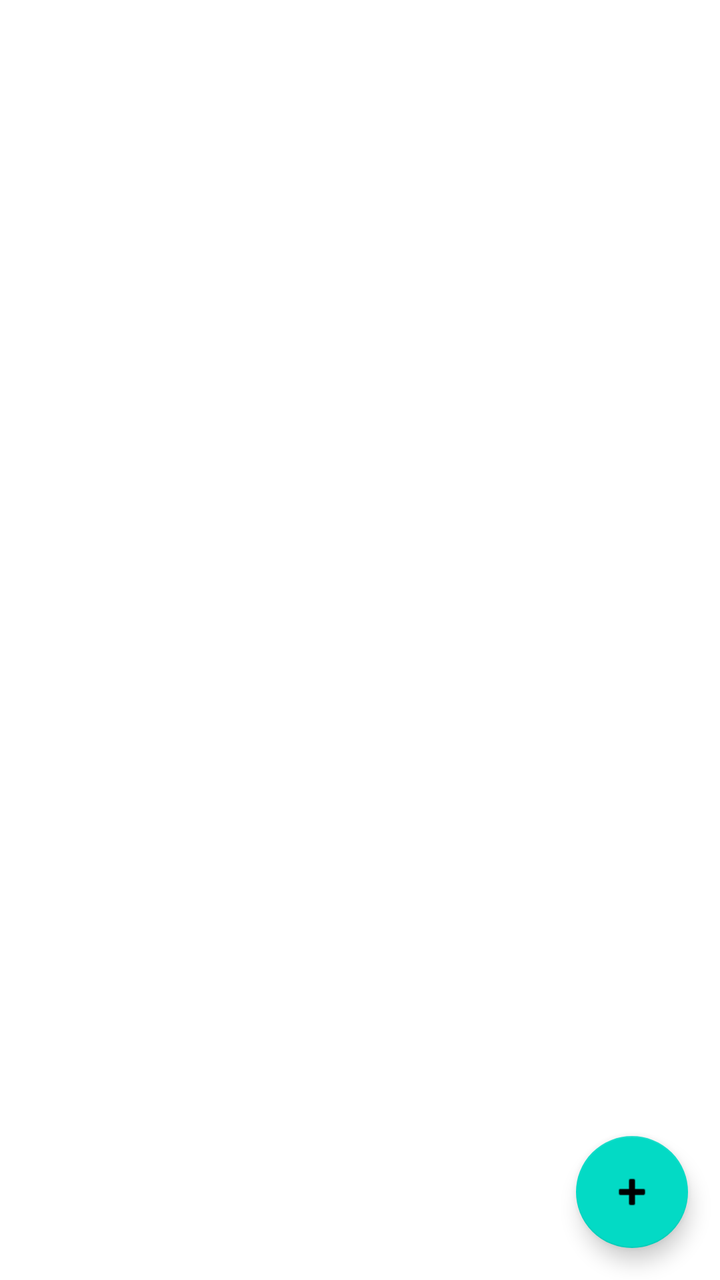
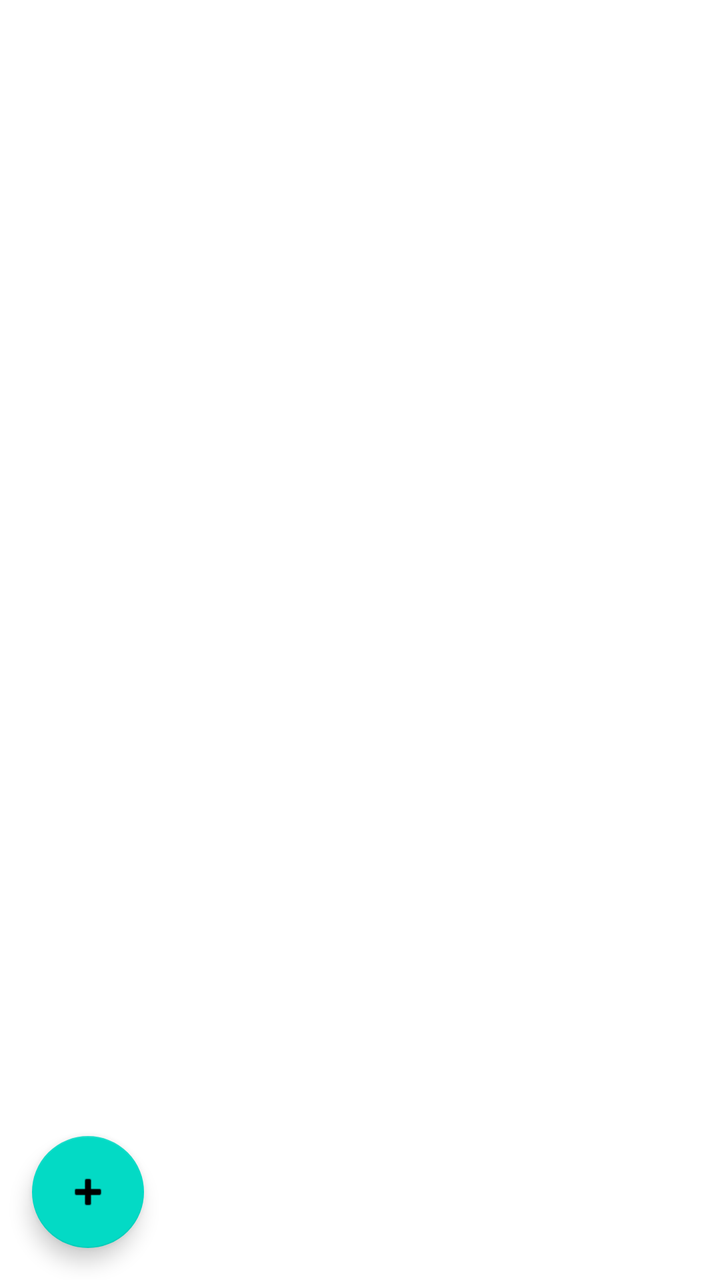

The first picture is an Android layout as it rendered before a commit; the second is the same layout after the commit. The layout source and the unified diff follow.
<!-- AndroidManifest.xml: application theme Theme.MyApplication -->
<!-- res/layout/fragment_country.xml -->
<?xml version="1.0" encoding="utf-8"?>
<FrameLayout xmlns:android="http://schemas.android.com/apk/res/android"
    android:layout_width="match_parent"
    android:layout_height="match_parent"
    xmlns:app="http://schemas.android.com/apk/res-auto">

    <androidx.recyclerview.widget.RecyclerView
        android:id="@+id/recycler"
        android:layout_width="match_parent"
        android:layout_height="match_parent"/>

    
    <com.google.android.material.floatingactionbutton.FloatingActionButton
        android:id="@+id/fabAddItem"
        android:layout_width="wrap_content"
        android:layout_height="wrap_content"
        android:layout_gravity="bottom|end"
        android:layout_margin="16dp"
        app:srcCompat="@android:drawable/ic_input_add"/>
</FrameLayout>
<!-- resources referenced by this layout -->
<resources>
  <style name="Theme.MyApplication" parent="Theme.MaterialComponents.DayNight.NoActionBar">
          
          <item name="colorPrimary">@color/purple_500</item>
          <item name="colorPrimaryVariant">@color/purple_700</item>
          <item name="colorOnPrimary">@color/white</item>
          
          <item name="colorSecondary">@color/teal_200</item>
          <item name="colorSecondaryVariant">@color/teal_700</item>
          <item name="colorOnSecondary">@color/black</item>
          
          <item name="android:statusBarColor">?attr/colorPrimaryVariant</item>
          
      </style>
  <color name="purple_500">#FF6200EE</color>
  <color name="purple_700">#FF3700B3</color>
  <color name="white">#FFFFFFFF</color>
  <color name="teal_200">#FF03DAC5</color>
  <color name="teal_700">#FF018786</color>
  <color name="black">#FF000000</color>
</resources>

<!-- the commit's change to res/layout/fragment_country.xml (unified diff, before → after) -->
@@ -7,14 +7,16 @@
     <androidx.recyclerview.widget.RecyclerView
         android:id="@+id/recycler"
         android:layout_width="match_parent"
-        android:layout_height="match_parent"/>
+        android:layout_height="match_parent"
+        android:clipToPadding="false"
+        android:paddingBottom="?attr/actionBarSize"/>
 
     
     <com.google.android.material.floatingactionbutton.FloatingActionButton
         android:id="@+id/fabAddItem"
         android:layout_width="wrap_content"
         android:layout_height="wrap_content"
-        android:layout_gravity="bottom|end"
+        android:layout_gravity="bottom|start"
         android:layout_margin="16dp"
         app:srcCompat="@android:drawable/ic_input_add"/>
 </FrameLayout>
